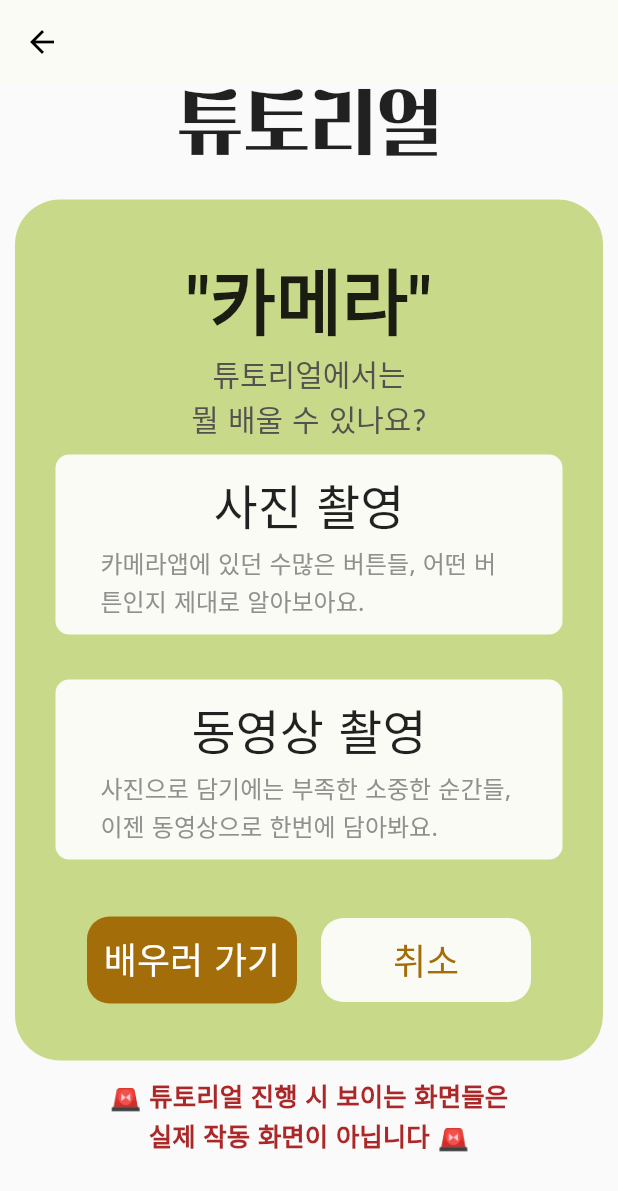
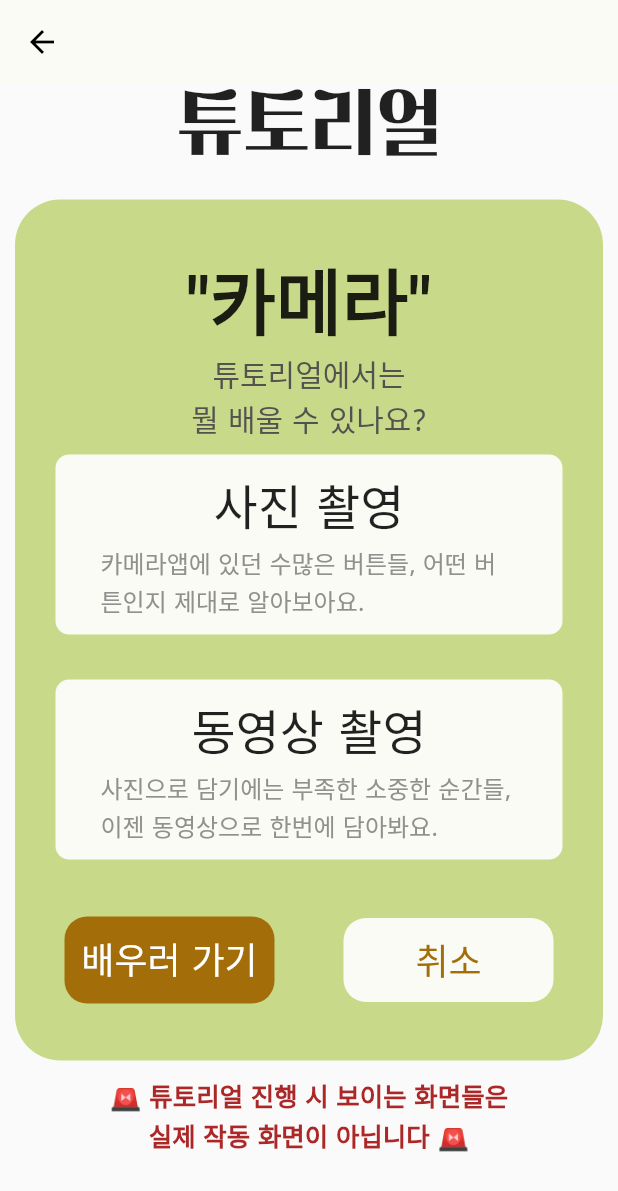
Before and after one commit to JIEEEN/SMART-ME, a Flutter app: the CameraTutorialDescribe screen opened directly, on a phone screen of 412 x 824 dp. Shown: the top 1191 px of the screen. Run offline on Flutter 3.47's test engine with Material 2 defaults, Android fonts, the phone set to English and light mode, and no system bars; our stand-ins replace cloud_firestore, firebase_core; missing offline and left inert: slide_action; accounts and stored records are empty.

Commit message:
[MOD] fix ui

```diff
--- a/lib/call_tutorial_describe.dart
+++ b/lib/call_tutorial_describe.dart
@@ -151,6 +151,7 @@ class CallTutorialDescribe extends StatelessWidget {
                     ),
                     Expanded(child: Container()),
                     Row(
+                      mainAxisAlignment: MainAxisAlignment.spaceAround,
                       children: [
                         TextButton(
                           onPressed: () {
--- a/lib/camera_tutorial_describe.dart
+++ b/lib/camera_tutorial_describe.dart
@@ -147,7 +147,7 @@ class CameraTutorialDescribe extends StatelessWidget {
                     ),
                     Expanded(child: Container()),
                     Row(
-                      mainAxisAlignment: MainAxisAlignment.center,
+                      mainAxisAlignment: MainAxisAlignment.spaceAround,
                       children: [
                         TextButton(
                           onPressed: () {
--- a/lib/message_tutorial_describe.dart
+++ b/lib/message_tutorial_describe.dart
@@ -147,7 +147,7 @@ class MessageTutorialDescribe extends StatelessWidget {
                     ),
                     Expanded(child: Container()),
                     Row(
-                      mainAxisAlignment: MainAxisAlignment.center,
+                      mainAxisAlignment: MainAxisAlignment.spaceAround,
                       children: [
                         TextButton(
                           onPressed: () {
```
